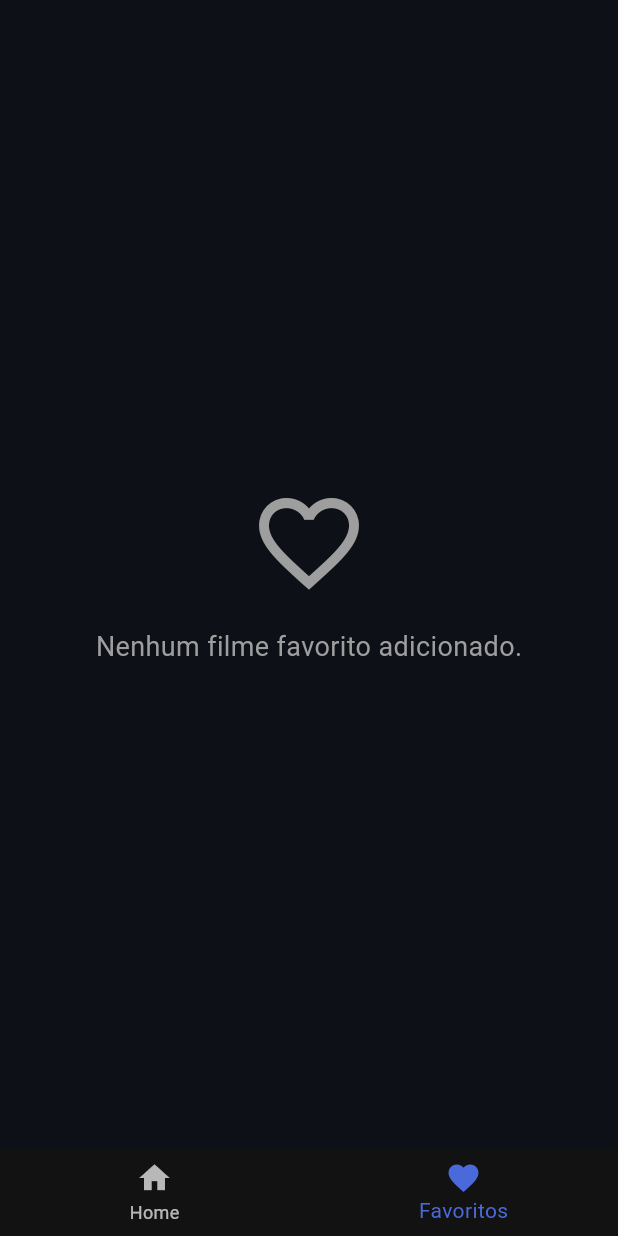
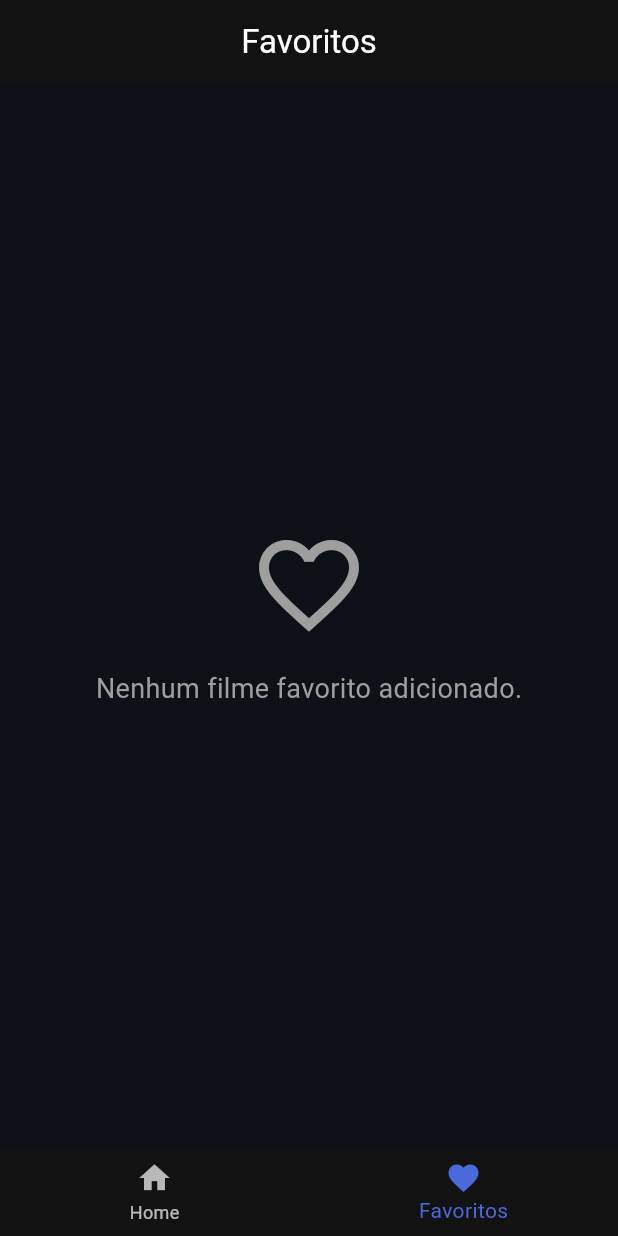
Before and after one commit to WallacyFrancis/movie_catalog_app, a Flutter app: the screen it shows after launch, item 2 of the bottom bar chosen, on a phone screen of 412 x 824 dp. Run offline on Flutter 3.47's test engine with Material 3 defaults, Android fonts, the phone set to English and light mode, and no system bars; our stand-ins replace cached_network_image, flutter_dotenv, go_router; network calls fail.

```diff
--- a/lib/widgets/scaffold_with_nav_bar.dart
+++ b/lib/widgets/scaffold_with_nav_bar.dart
@@ -4,10 +4,16 @@ import 'package:go_router/go_router.dart';
 class ScaffoldWithNavBar extends StatelessWidget {
   final Widget child;
 
-  const ScaffoldWithNavBar({
-    super.key,
-    required this.child,
-  });
+  const ScaffoldWithNavBar({super.key, required this.child});
+
+  // Função para obter o título da página com base na rota
+  String _getPageTitle(BuildContext context) {
+    final String location = GoRouterState.of(context).uri.toString();
+    if (location.startsWith('/favorites')) {
+      return 'Favoritos';
+    }
+    return 'App Cátalogo de Filmes';
+  }
 
   // Função para obter o índice atual com base na rota
   int _calculateSelectedIndex(BuildContext context) {
@@ -27,27 +33,24 @@ class ScaffoldWithNavBar extends StatelessWidget {
       case 1:
         context.go('/favorites');
         break;
-
     }
   }
 
   @override
   Widget build(BuildContext context) {
     return Scaffold(
+      appBar: AppBar(title: Text(_getPageTitle(context)), centerTitle: true),
       body: child, // exibe a tela atual aqui
       bottomNavigationBar: BottomNavigationBar(
         currentIndex: _calculateSelectedIndex(context),
         onTap: (index) => _onItemTapped(index, context),
         items: const <BottomNavigationBarItem>[
-          BottomNavigationBarItem(
-            icon: Icon(Icons.home),
-            label: 'Home'
-          ),
+          BottomNavigationBarItem(icon: Icon(Icons.home), label: 'Home'),
           BottomNavigationBarItem(
             icon: Icon(Icons.favorite),
             label: 'Favoritos',
-          )
-        ]
+          ),
+        ],
       ),
     );
   }
```
Also changed, not shown: lib/screens/details_screen.dart (+52 -11 lines), 1 other file.
